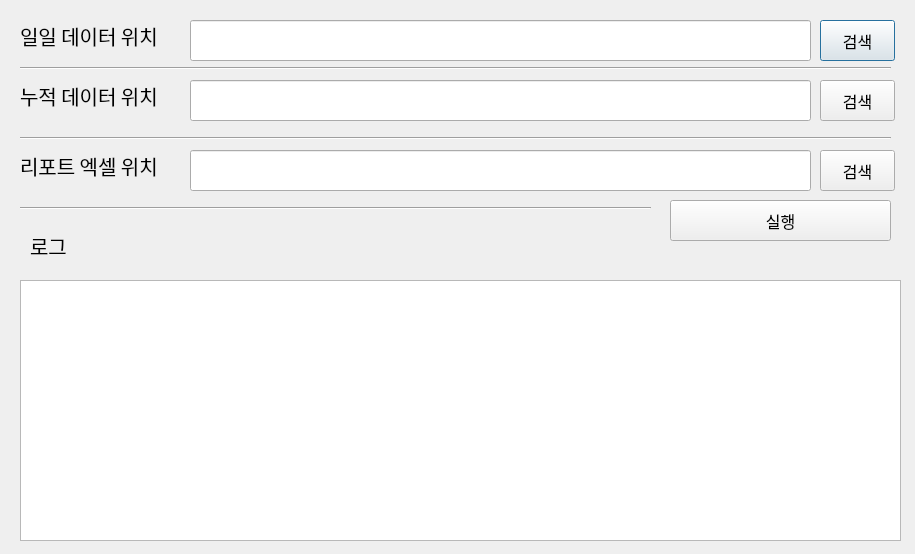
Above: gui.ui from embed-Rayn/auto_coupang_report before the change. Below: the same form after it.
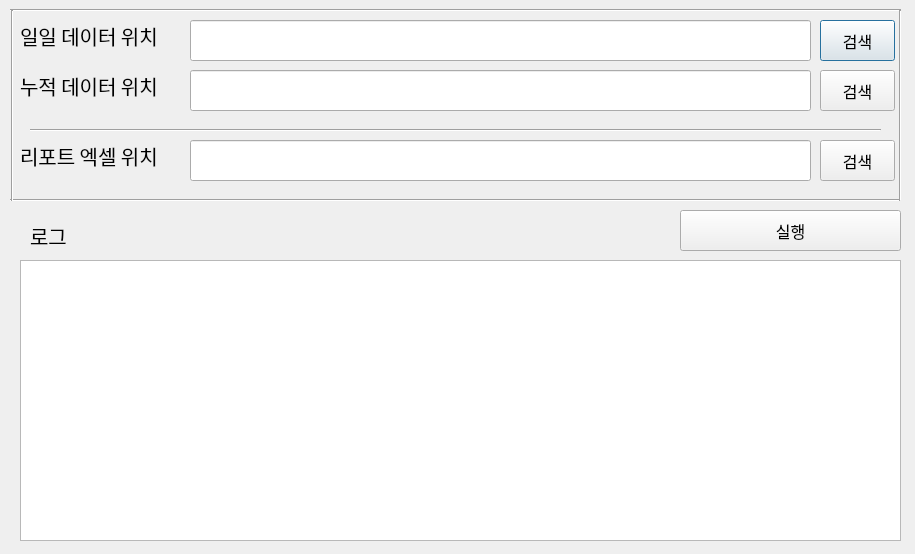
That is the form after the change.

```diff
--- a/gui.ui
+++ b/gui.ui
@@ -71,10 +71,10 @@
   <widget class="Line" name="line">
    <property name="geometry">
     <rect>
-     <x>20</x>
-     <y>60</y>
-     <width>871</width>
-     <height>16</height>
+     <x>10</x>
+     <y>0</y>
+     <width>891</width>
+     <height>20</height>
     </rect>
    </property>
    <property name="orientation">
@@ -84,8 +84,8 @@
   <widget class="QPushButton" name="btn_execute">
    <property name="geometry">
     <rect>
-     <x>670</x>
-     <y>200</y>
+     <x>680</x>
+     <y>210</y>
      <width>221</width>
      <height>41</height>
     </rect>
@@ -103,7 +103,7 @@
    <property name="geometry">
     <rect>
      <x>30</x>
-     <y>230</y>
+     <y>220</y>
      <width>91</width>
      <height>31</height>
     </rect>
@@ -122,9 +122,9 @@
    <property name="geometry">
     <rect>
      <x>20</x>
-     <y>280</y>
+     <y>260</y>
      <width>881</width>
-     <height>261</height>
+     <height>281</height>
     </rect>
    </property>
    <property name="html">
@@ -138,10 +138,10 @@
   <widget class="Line" name="line_9">
    <property name="geometry">
     <rect>
-     <x>20</x>
-     <y>200</y>
-     <width>631</width>
-     <height>16</height>
+     <x>10</x>
+     <y>190</y>
+     <width>891</width>
+     <height>20</height>
     </rect>
    </property>
    <property name="orientation">
@@ -152,7 +152,7 @@
    <property name="geometry">
     <rect>
      <x>20</x>
-     <y>80</y>
+     <y>70</y>
      <width>161</width>
      <height>31</height>
     </rect>
@@ -171,7 +171,7 @@
    <property name="geometry">
     <rect>
      <x>820</x>
-     <y>80</y>
+     <y>70</y>
      <width>75</width>
      <height>41</height>
     </rect>
@@ -189,7 +189,7 @@
    <property name="geometry">
     <rect>
      <x>190</x>
-     <y>80</y>
+     <y>70</y>
      <width>621</width>
      <height>41</height>
     </rect>
@@ -207,7 +207,7 @@
    <property name="geometry">
     <rect>
      <x>820</x>
-     <y>150</y>
+     <y>140</y>
      <width>75</width>
      <height>41</height>
     </rect>
@@ -225,7 +225,7 @@
    <property name="geometry">
     <rect>
      <x>190</x>
-     <y>150</y>
+     <y>140</y>
      <width>621</width>
      <height>41</height>
     </rect>
@@ -243,7 +243,7 @@
    <property name="geometry">
     <rect>
      <x>20</x>
-     <y>150</y>
+     <y>140</y>
      <width>161</width>
      <height>31</height>
     </rect>
@@ -261,16 +261,42 @@
   <widget class="Line" name="line_2">
    <property name="geometry">
     <rect>
-     <x>20</x>
-     <y>130</y>
-     <width>871</width>
-     <height>16</height>
+     <x>30</x>
+     <y>120</y>
+     <width>851</width>
+     <height>20</height>
     </rect>
    </property>
    <property name="orientation">
     <enum>Qt::Horizontal</enum>
    </property>
   </widget>
+  <widget class="Line" name="line_3">
+   <property name="geometry">
+    <rect>
+     <x>2</x>
+     <y>10</y>
+     <width>21</width>
+     <height>191</height>
+    </rect>
+   </property>
+   <property name="orientation">
+    <enum>Qt::Vertical</enum>
+   </property>
+  </widget>
+  <widget class="Line" name="line_4">
+   <property name="geometry">
+    <rect>
+     <x>890</x>
+     <y>10</y>
+     <width>21</width>
+     <height>191</height>
+    </rect>
+   </property>
+   <property name="orientation">
+    <enum>Qt::Vertical</enum>
+   </property>
+  </widget>
  </widget>
  <resources/>
  <connections/>
```
